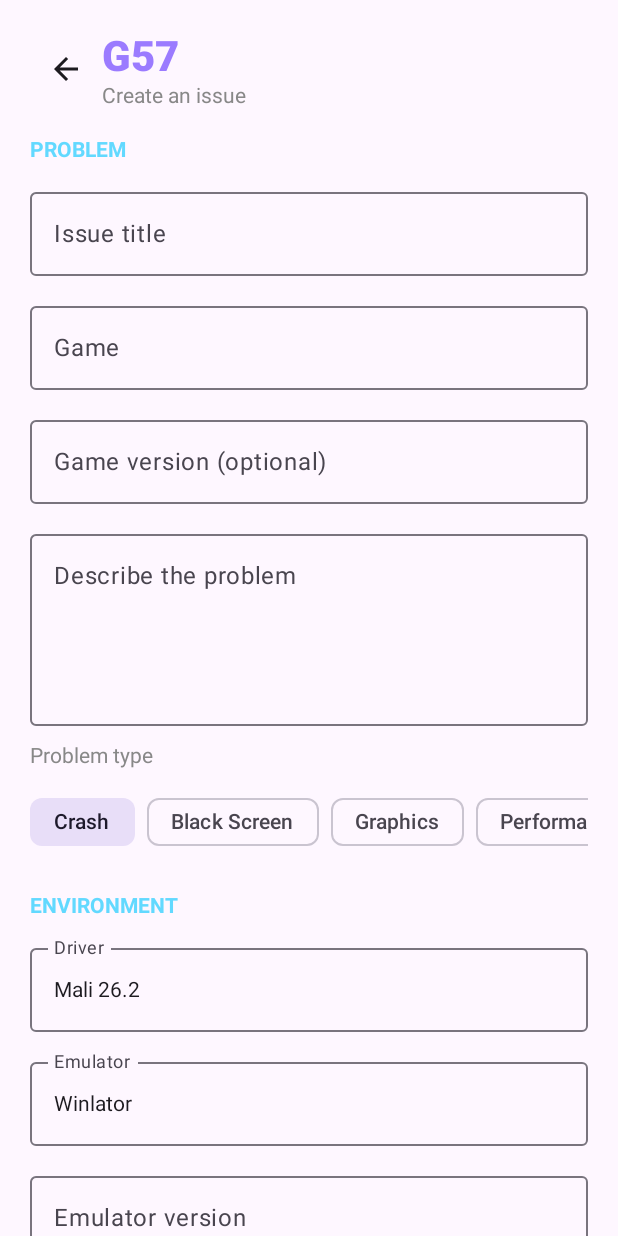
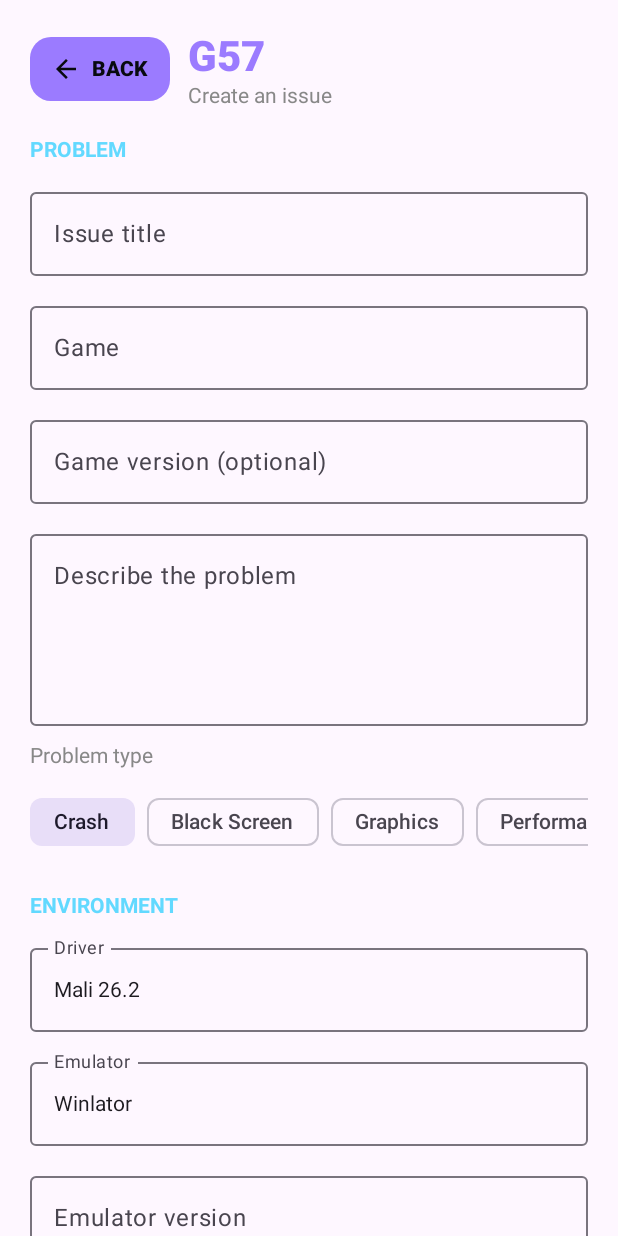
Before and after one commit to SOLO-XP/G57, an Android app built with Jetpack Compose: the composable CreateIssueScreen shown on its own in the app's theme, on a phone screen of 412 x 824 dp. Run offline under Robolectric (Android 15) with nearby library versions, the light colour scheme and no system bars; libraries missing offline, so code that uses them is left out: io.github.jan.supabase.

Commit message:
Make back navigation button high-contrast and easy to find

```diff
--- a/app/src/main/java/com/g57/issuehub/MainActivity.kt
+++ b/app/src/main/java/com/g57/issuehub/MainActivity.kt
@@ -91,7 +91,22 @@ fun G57App(vm: G57ViewModel = viewModel()) {
 private fun BrandHeader(subtitle: String? = null, onBack: (() -> Unit)? = null) {
     Row(Modifier.fillMaxWidth().padding(20.dp), verticalAlignment = Alignment.CenterVertically) {
         if (onBack != null) {
-            IconButton(onClick = onBack) { Icon(Icons.Default.ArrowBack, contentDescription = "Back") }
+            Surface(
+                onClick = onBack,
+                shape = RoundedCornerShape(14.dp),
+                color = G57Primary,
+                contentColor = Color(0xFF080A0F),
+                modifier = Modifier.padding(end = 12.dp)
+            ) {
+                Row(
+                    modifier = Modifier.padding(horizontal = 14.dp, vertical = 11.dp),
+                    verticalAlignment = Alignment.CenterVertically,
+                    horizontalArrangement = Arrangement.spacedBy(7.dp)
+                ) {
+                    Icon(Icons.Default.ArrowBack, contentDescription = null, modifier = Modifier.size(20.dp))
+                    Text("BACK", fontWeight = FontWeight.ExtraBold, style = MaterialTheme.typography.labelLarge)
+                }
+            }
         }
         Column(Modifier.weight(1f)) {
             Text("G57", style = MaterialTheme.typography.headlineMedium, fontWeight = FontWeight.ExtraBold, color = G57Primary)
```
